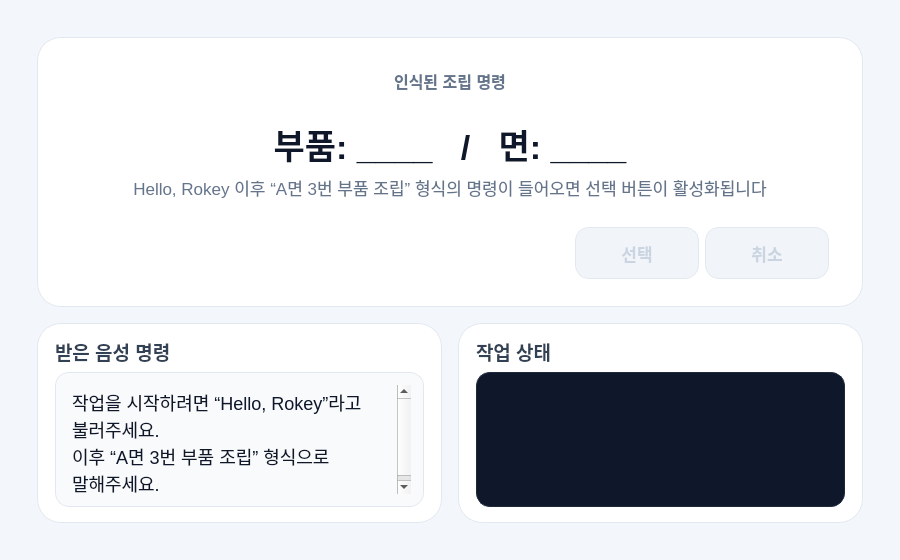
This is src/voice_processing/voice_processing/assembly_command_ui.ui in banblock/6D-Pose-Guided-Robotic-Assembly as Qt 5 draws it before an edit. The edited form follows.
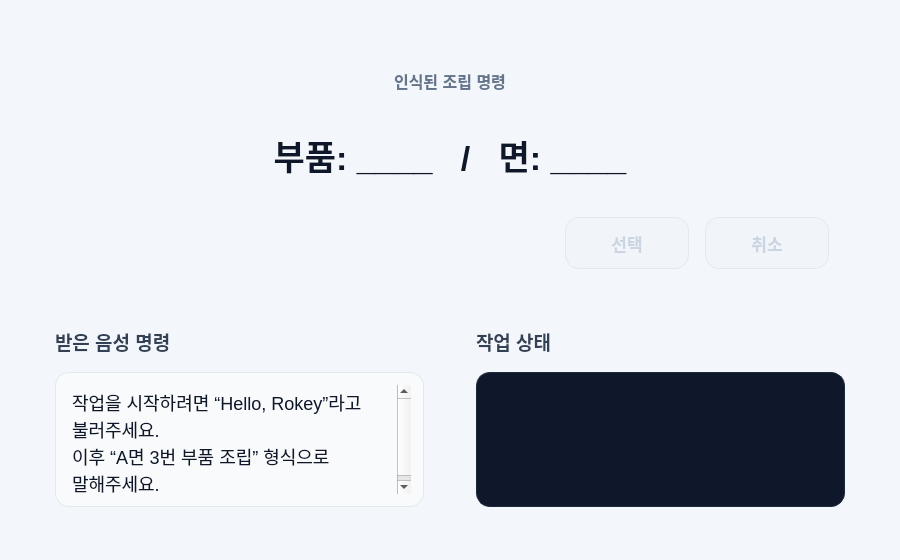
This is the edited form. The open tabs and pages were chosen to show the change.

```diff
--- a/src/voice_processing/voice_processing/assembly_command_ui.ui
+++ b/src/voice_processing/voice_processing/assembly_command_ui.ui
@@ -255,7 +255,6 @@
          <number>16</number>
         </property>
         <item>
-         <widget class="QWidget" name="commandCard">
           <layout class="QVBoxLayout" name="commandCardLayout">
            <property name="leftMargin">
             <number>34</number>
@@ -302,16 +301,6 @@
              </property>
             </widget>
            </item>
-           <item>
-            <widget class="QLabel" name="hintLabel">
-             <property name="text">
-              <string>Hello, Rokey 이후 “A면 3번 부품 조립” 형식의 명령이 들어오면 선택 버튼이 활성화됩니다</string>
-             </property>
-             <property name="alignment">
-              <set>Qt::AlignCenter</set>
-             </property>
-            </widget>
-           </item>
            <item>
             <spacer name="commandBottomSpacer">
              <property name="orientation">
@@ -387,7 +376,6 @@
             </layout>
            </item>
           </layout>
-         </widget>
         </item>
         <item>
          <layout class="QHBoxLayout" name="bottomSplitLayout">
@@ -395,7 +383,6 @@
            <number>16</number>
           </property>
           <item>
-           <widget class="QWidget" name="voiceCard">
             <layout class="QVBoxLayout" name="voiceCardLayout">
              <property name="leftMargin">
               <number>18</number>
@@ -440,10 +427,8 @@
               </widget>
              </item>
             </layout>
-           </widget>
           </item>
           <item>
-           <widget class="QWidget" name="statusCard">
             <layout class="QVBoxLayout" name="statusCardLayout">
              <property name="leftMargin">
               <number>18</number>
@@ -487,7 +472,6 @@
               </widget>
              </item>
             </layout>
-           </widget>
           </item>
          </layout>
         </item>
```
Left out of the diff: 22 changed lines with no effect on the pictures. Lines whose indentation alone changed are shown as unchanged.
